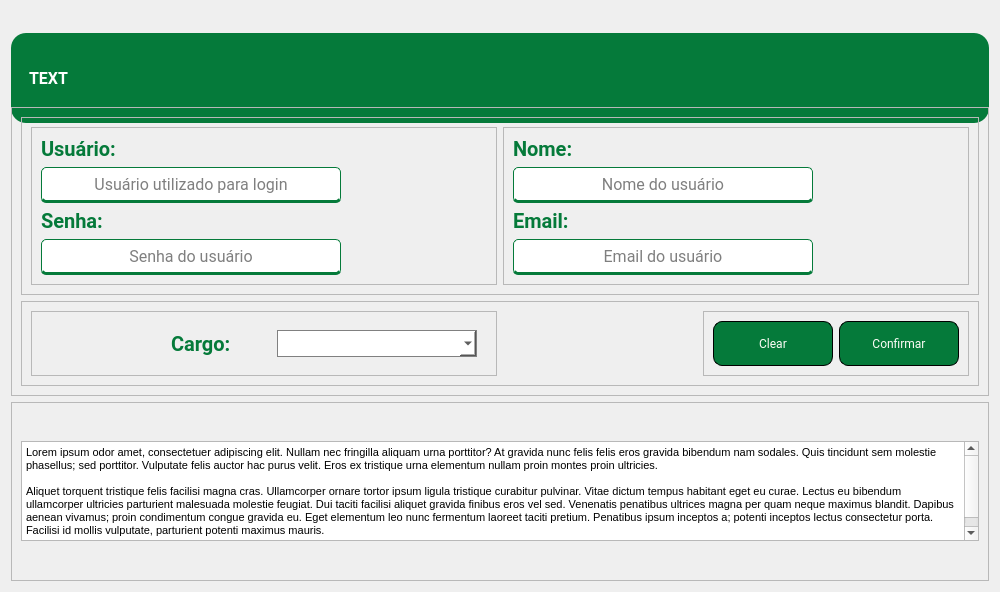
Qt form PATP/bckp/asset_ctrl/templates/interfaces/user_create.ui (eduardogm22/controle_patrimonio) before a commit.
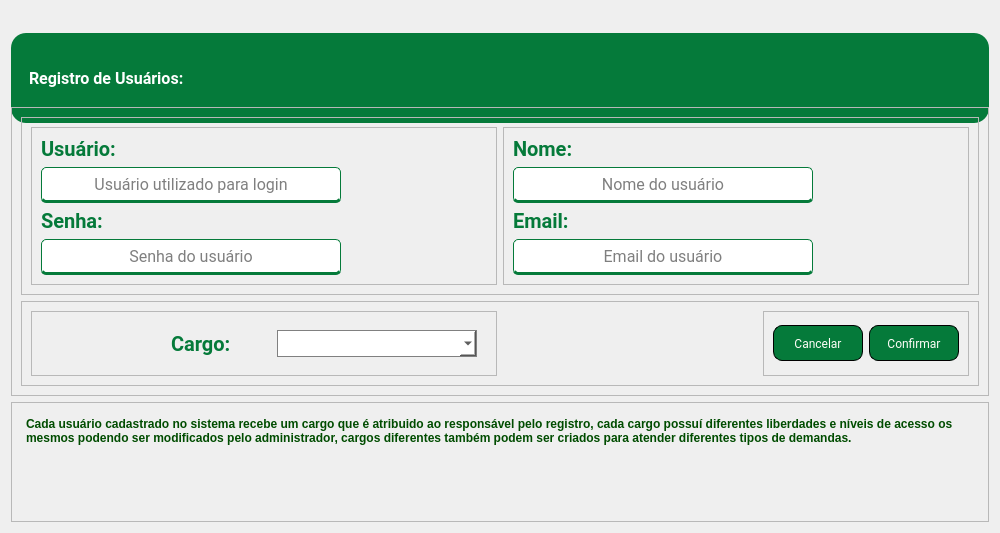
The same form after that commit.

The edit to the form file:
```diff
--- a/PATP/bckp/asset_ctrl/templates/interfaces/user_create.ui
+++ b/PATP/bckp/asset_ctrl/templates/interfaces/user_create.ui
@@ -7,7 +7,7 @@
     <x>0</x>
     <y>0</y>
     <width>1000</width>
-    <height>592</height>
+    <height>529</height>
    </rect>
   </property>
   <property name="sizePolicy">
@@ -77,7 +77,7 @@
             <string notr="true">color:white;</string>
            </property>
            <property name="text">
-            <string>TEXT</string>
+            <string>Registro de Usuários:</string>
            </property>
           </widget>
          </item>
@@ -557,14 +557,14 @@
              <widget class="QPushButton" name="btnClear">
               <property name="minimumSize">
                <size>
-                <width>120</width>
-                <height>45</height>
+                <width>90</width>
+                <height>36</height>
                </size>
               </property>
               <property name="maximumSize">
                <size>
-                <width>120</width>
-                <height>45</height>
+                <width>90</width>
+                <height>36</height>
                </size>
               </property>
               <property name="font">
@@ -598,7 +598,7 @@
 }</string>
               </property>
               <property name="text">
-               <string>Clear</string>
+               <string>Cancelar</string>
               </property>
              </widget>
             </item>
@@ -606,14 +606,14 @@
              <widget class="QPushButton" name="btnConfirm">
               <property name="minimumSize">
                <size>
-                <width>120</width>
-                <height>45</height>
+                <width>90</width>
+                <height>36</height>
                </size>
               </property>
               <property name="maximumSize">
                <size>
-                <width>120</width>
-                <height>45</height>
+                <width>90</width>
+                <height>36</height>
                </size>
               </property>
               <property name="font">
@@ -683,15 +683,15 @@
           <height>100</height>
          </size>
         </property>
+        <property name="styleSheet">
+         <string notr="true">background-color:transparent;</string>
+        </property>
         <property name="html">
          <string>&lt;!DOCTYPE HTML PUBLIC &quot;-//W3C//DTD HTML 4.0//EN&quot; &quot;http://www.w3.org/TR/REC-html40/strict.dtd&quot;&gt;
 &lt;html&gt;&lt;head&gt;&lt;meta name=&quot;qrichtext&quot; content=&quot;1&quot; /&gt;&lt;style type=&quot;text/css&quot;&gt;
 p, li { white-space: pre-wrap; }
 &lt;/style&gt;&lt;/head&gt;&lt;body style=&quot; font-family:'MS Shell Dlg 2'; font-size:8.25pt; font-weight:400; font-style:normal;&quot;&gt;
-&lt;p style=&quot; margin-top:0px; margin-bottom:0px; margin-left:0px; margin-right:0px; -qt-block-indent:0; text-indent:0px; -qt-user-state:65536;&quot;&gt;&lt;span style=&quot; font-size:8pt;&quot;&gt;Lorem ipsum odor amet, consectetuer adipiscing elit. Nullam nec fringilla aliquam urna porttitor? At gravida nunc felis felis eros gravida bibendum nam sodales. Quis tincidunt sem molestie phasellus; sed porttitor. Vulputate felis auctor hac purus velit. Eros ex tristique urna elementum nullam proin montes proin ultricies.&lt;/span&gt;&lt;/p&gt;
-&lt;p style=&quot;-qt-paragraph-type:empty; margin-top:0px; margin-bottom:0px; margin-left:0px; margin-right:0px; -qt-block-indent:0; text-indent:0px; font-size:8pt;&quot;&gt;&lt;br /&gt;&lt;/p&gt;
-&lt;p style=&quot; margin-top:0px; margin-bottom:0px; margin-left:0px; margin-right:0px; -qt-block-indent:0; text-indent:0px;&quot;&gt;&lt;span style=&quot; font-size:8pt;&quot;&gt;Aliquet torquent tristique felis facilisi magna cras. Ullamcorper ornare tortor ipsum ligula tristique curabitur pulvinar. Vitae dictum tempus habitant eget eu curae. Lectus eu bibendum ullamcorper ultricies parturient malesuada molestie feugiat. Dui taciti facilisi aliquet gravida finibus eros vel sed. Venenatis penatibus ultrices magna per quam neque maximus blandit. Dapibus aenean vivamus; proin condimentum congue gravida eu. Eget elementum leo nunc fermentum laoreet taciti pretium. Penatibus ipsum inceptos a; potenti inceptos lectus consectetur porta. Facilisi id mollis vulputate, parturient potenti maximus mauris.&lt;/span&gt;&lt;/p&gt;
-&lt;p style=&quot;-qt-paragraph-type:empty; margin-top:0px; margin-bottom:0px; margin-left:0px; margin-right:0px; -qt-block-indent:0; text-indent:0px; font-size:8pt;&quot;&gt;&lt;br /&gt;&lt;/p&gt;&lt;/body&gt;&lt;/html&gt;</string>
+&lt;p style=&quot; margin-top:0px; margin-bottom:0px; margin-left:0px; margin-right:0px; -qt-block-indent:0; text-indent:0px;&quot;&gt;&lt;span style=&quot; font-size:9pt; font-weight:600; color:#004c00;&quot;&gt;Cada usuário cadastrado no sistema recebe um cargo que é atribuido ao responsável pelo registro, cada cargo possuí diferentes liberdades e níveis de acesso os mesmos podendo ser modificados pelo administrador, cargos diferentes também podem ser criados para atender diferentes tipos de demandas.&lt;/span&gt;&lt;/p&gt;&lt;/body&gt;&lt;/html&gt;</string>
         </property>
        </widget>
       </item>
```
